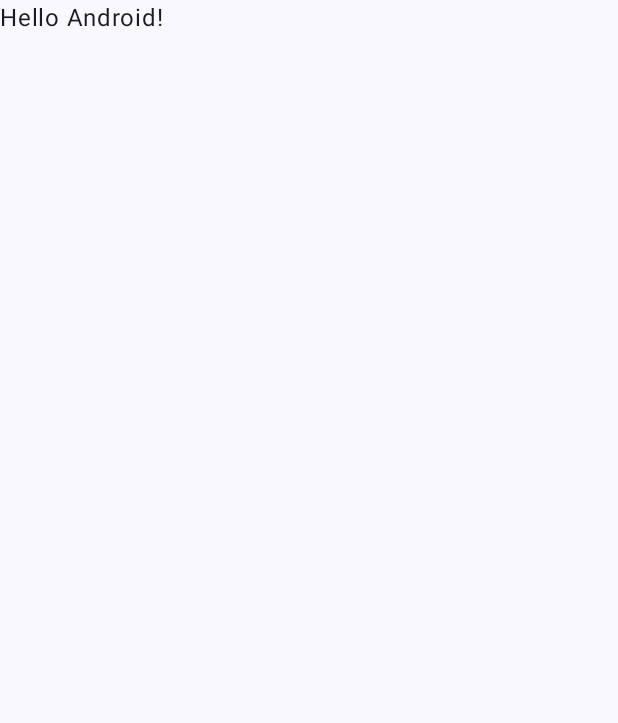
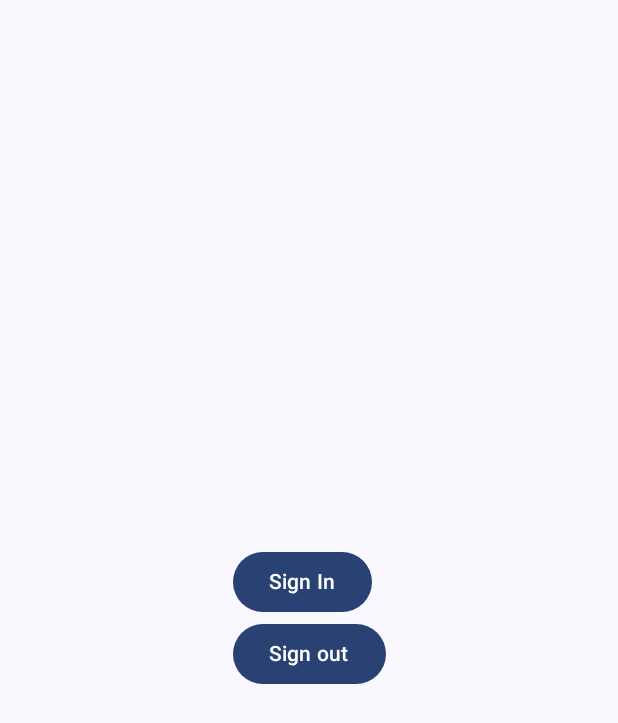
Before and after one commit to basilisSam/RandomTraveller, an Android app built with Jetpack Compose: the screen it shows after launch (MainActivity), on a phone screen of 412 x 824 dp. Before the commit the part shown is almost empty. Shown: the top 723 px of the screen. Run offline under Robolectric (Android 15) with nearby library versions, the phone set to English and light mode, and no system bars; our stand-ins replace Dagger/Hilt's generated code; libraries missing offline, so code that uses them is left out: com.firebase.ui.

Commit message:
use navigation compose for login screen

```diff
--- a/app/src/main/java/com/example/randomtraveller/MainActivity.kt
+++ b/app/src/main/java/com/example/randomtraveller/MainActivity.kt
@@ -1,47 +1,82 @@
 package com.example.randomtraveller
 
 import android.os.Bundle
+import android.widget.Toast
 import androidx.activity.ComponentActivity
 import androidx.activity.compose.setContent
 import androidx.activity.enableEdgeToEdge
+import androidx.compose.foundation.layout.Box
+import androidx.compose.foundation.layout.Column
 import androidx.compose.foundation.layout.fillMaxSize
 import androidx.compose.foundation.layout.padding
+import androidx.compose.material3.Button
 import androidx.compose.material3.Scaffold
 import androidx.compose.material3.Text
 import androidx.compose.runtime.Composable
+import androidx.compose.ui.Alignment
 import androidx.compose.ui.Modifier
 import androidx.compose.ui.tooling.preview.Preview
+import androidx.navigation.compose.rememberNavController
+import com.example.randomtraveller.navigation.NavHost
 import com.example.randomtraveller.ui.theme.RandomTravellerTheme
+import com.firebase.ui.auth.AuthUI
+import com.firebase.ui.auth.FirebaseAuthUIActivityResultContract
+import com.firebase.ui.auth.data.model.FirebaseAuthUIAuthenticationResult
+import com.google.android.gms.common.SignInButton
+import com.google.firebase.FirebaseApp
+import dagger.hilt.android.AndroidEntryPoint
+import kotlin.math.log
 
+@AndroidEntryPoint
 class MainActivity : ComponentActivity() {
+
+    private val signInLauncher = this.registerForActivityResult(
+        FirebaseAuthUIActivityResultContract(),
+    ) { result ->
+        this.onSignInResult(result)
+    }
+
+    private val signInProviders = arrayListOf(
+        AuthUI.IdpConfig.PhoneBuilder().build(),
+        AuthUI.IdpConfig.EmailBuilder().build()
+    )
+    private val signInIntent = AuthUI.getInstance()
+        .createSignInIntentBuilder()
+        .setAvailableProviders(signInProviders)
+        .setTheme(R.style.Theme_RandomTraveller)
+        .build()
+
     override fun onCreate(savedInstanceState: Bundle?) {
         super.onCreate(savedInstanceState)
         enableEdgeToEdge()
         setContent {
             RandomTravellerTheme {
-                Scaffold(modifier = Modifier.fillMaxSize()) { innerPadding ->
-                    Greeting(
-                        name = "Android",
-                        modifier = Modifier.padding(innerPadding)
+                val navController = rememberNavController()
+                NavHost(
+                    navController,
+                    ::launchLoginFlow,
+                    ::logout,
+                    Modifier
                 )
             }
         }
     }
+
+    private fun logout() {
+        AuthUI.getInstance()
+            .signOut(this)
+            .addOnCompleteListener {
+                Toast.makeText(this, "Signed Out", Toast.LENGTH_LONG).show()
             }
     }
 
-@Composable
-fun Greeting(name: String, modifier: Modifier = Modifier) {
-    Text(
-        text = "Hello $name!",
-        modifier = modifier
-    )
+    private fun launchLoginFlow() {
+        signInLauncher.launch(signInIntent)
     }
 
-@Preview(showBackground = true)
-@Composable
-fun GreetingPreview() {
-    RandomTravellerTheme {
-        Greeting("Android")
+    private fun onSignInResult(result: FirebaseAuthUIAuthenticationResult) {
+        Toast.makeText(this, if (result.resultCode == RESULT_OK) "YES" else "NO", Toast.LENGTH_LONG)
+            .show()
     }
+
 }
--- /dev/null
+++ b/app/src/main/java/com/example/randomtraveller/login/LoginScreen.kt
@@ -0,0 +1,47 @@
+package com.example.randomtraveller.login
+
+import androidx.compose.foundation.layout.Box
+import androidx.compose.foundation.layout.Column
+import androidx.compose.foundation.layout.fillMaxSize
+import androidx.compose.foundation.layout.padding
+import androidx.compose.material3.Button
+import androidx.compose.material3.Scaffold
+import androidx.compose.material3.Text
+import androidx.compose.runtime.Composable
+import androidx.compose.ui.Alignment
+import androidx.compose.ui.Modifier
+import com.example.randomtraveller.ui.theme.RandomTravellerTheme
+
+@Composable
+fun LoginScreen(
+    onLoginClicked: () -> Unit,
+    onLogoutClicked: () -> Unit,
+    modifier: Modifier = Modifier
+) {
+    RandomTravellerTheme {
+        Scaffold(modifier = Modifier.fillMaxSize()) { innerPadding ->
+            Box(modifier = Modifier.fillMaxSize(), contentAlignment = Alignment.Center) {
+                Column(modifier = modifier.padding(innerPadding)) {
+                    LoginButton(onLoginClicked)
+                    LogoutButton(onLogoutClicked)
+                }
+            }
+        }
+    }
+}
+
+@Composable
+fun LoginButton(onLoginClicked: () -> Unit) {
+    Button(onClick = {
+        onLoginClicked()
+    }) {
+        Text("Sign In")
+    }
+}
+
+@Composable
+fun LogoutButton(onLogoutClicked: () -> Unit) {
+    Button(onClick = { onLogoutClicked() }) {
+        Text("Sign out")
+    }
+}
--- /dev/null
+++ b/app/src/main/java/com/example/randomtraveller/navigation/NavHost.kt
@@ -0,0 +1,26 @@
+package com.example.randomtraveller.navigation
+
+import androidx.compose.runtime.Composable
+import androidx.compose.ui.Modifier
+import androidx.navigation.NavHostController
+import androidx.navigation.compose.NavHost
+import androidx.navigation.compose.composable
+import com.example.randomtraveller.login.LoginScreen
+
+@Composable
+fun NavHost(
+    navController: NavHostController,
+    onLoginClicked: () -> Unit,
+    onLogoutClicked: () -> Unit,
+    modifier: Modifier
+) {
+    NavHost(
+        navController = navController,
+        startDestination = Login,
+        modifier = modifier
+    ) {
+        composable<Login> {
+            LoginScreen(onLoginClicked, onLogoutClicked, modifier)
+        }
+    }
+}
--- /dev/null
+++ b/app/src/main/java/com/example/randomtraveller/navigation/NavigationDestinations.kt
@@ -0,0 +1,6 @@
+package com.example.randomtraveller.navigation
+
+import kotlinx.serialization.Serializable
+
+@Serializable
+object Login
```
Lines whose indentation alone changed are shown as unchanged.
